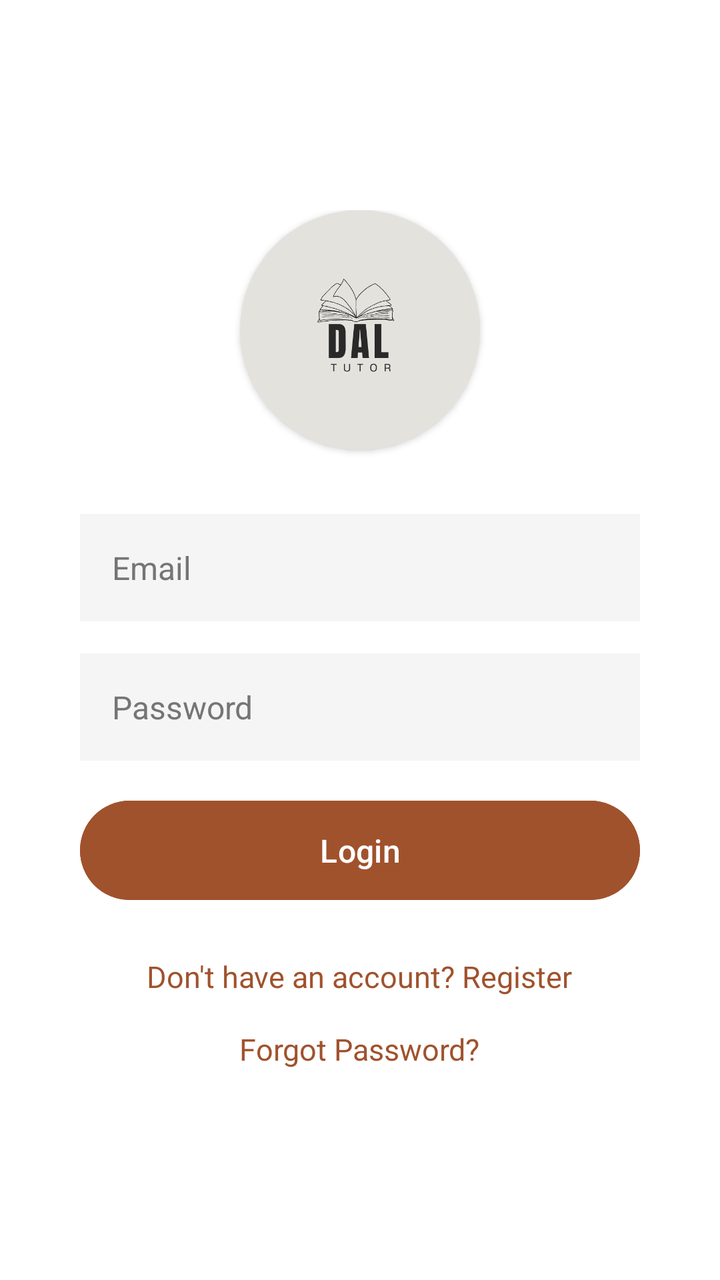
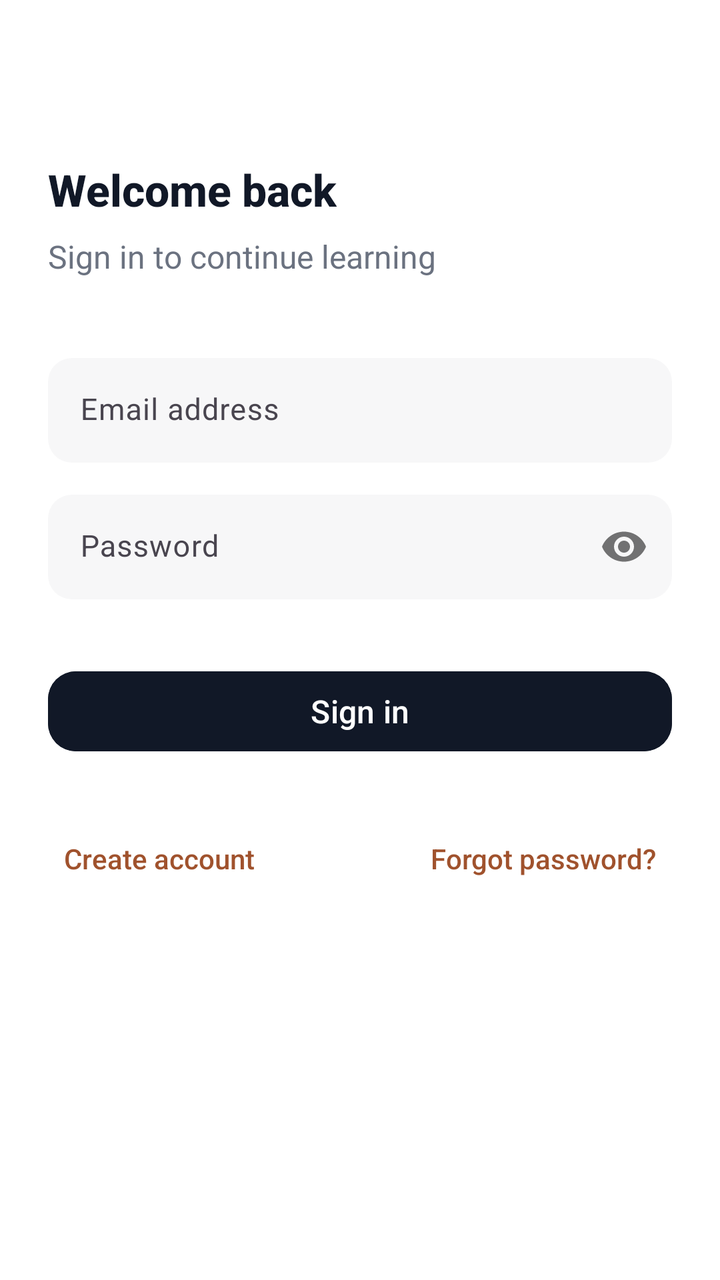

Screens rendered from an Android XML layout before and after an edit, with the pre-edit source and the edit as a unified diff.
<!-- AndroidManifest.xml: application theme Theme.Csci3130Group1 -->
<!-- res/layout/activity_login.xml -->
<?xml version="1.0" encoding="utf-8"?>
<RelativeLayout xmlns:android="http://schemas.android.com/apk/res/android"
    xmlns:app="http://schemas.android.com/apk/res-auto"
    xmlns:tools="http://schemas.android.com/tools"
    android:layout_width="match_parent"
    android:layout_height="match_parent"
    android:background="#FFFFFF"
    android:padding="24dp"
    tools:context=".LoginActivity">

    <LinearLayout
        android:layout_width="match_parent"
        android:layout_height="wrap_content"
        android:layout_centerInParent="true"
        android:gravity="center"
        android:orientation="vertical"
        android:padding="16dp">

        
        <androidx.cardview.widget.CardView
            android:id="@+id/logo_container"
            android:layout_width="120dp"
            android:layout_height="120dp"
            app:cardCornerRadius="60dp"
            app:cardElevation="2dp"
            android:layout_marginBottom="32dp"
            app:cardBackgroundColor="#e4e2dd">

            <ImageView
                android:id="@+id/imageView4"
                android:layout_width="match_parent"
                android:layout_height="match_parent"
                android:src="@drawable/app_icon"
                android:scaleType="centerInside"
                android:padding="12dp" />
        </androidx.cardview.widget.CardView>

        <EditText
            android:id="@+id/username_input"
            android:layout_width="match_parent"
            android:layout_height="wrap_content"
            android:background="#F5F5F5"
            android:hint="Email"
            android:inputType="textEmailAddress"
            android:padding="16dp"
            android:layout_marginBottom="16dp"
            android:textColor="@android:color/black"
            android:textColorHint="#757575"
            android:textSize="16sp" />

        <EditText
            android:id="@+id/password_input"
            android:layout_width="match_parent"
            android:layout_height="wrap_content"
            android:layout_marginBottom="16dp"
            android:background="#F5F5F5"
            android:hint="Password"
            android:inputType="textPassword"
            android:padding="16dp"
            android:textColor="@android:color/black"
            android:textColorHint="#757575"
            android:textSize="16sp" />

        

        <Button
            android:id="@+id/button2"
            android:layout_width="match_parent"
            android:layout_height="wrap_content"
            android:layout_marginBottom="24dp"
            android:text="Login"
            android:padding="14dp"
            android:backgroundTint="#A0522D"
            android:textColor="@android:color/white"
            android:textSize="16sp" />

        <TextView
            android:id="@+id/register_text"
            android:layout_width="wrap_content"
            android:layout_height="wrap_content"
            android:text="Don't have an account? Register"
            android:textColor="#A0522D"
            android:textSize="15sp"
            android:layout_marginBottom="16dp"
            android:clickable="true"
            android:focusable="true"/>

        <TextView
            android:id="@+id/forgot_password"
            android:layout_width="wrap_content"
            android:layout_height="wrap_content"
            android:text="Forgot Password?"
            android:textColor="#A0522D"
            android:textSize="15sp"
            android:clickable="true"
            android:focusable="true" />
    </LinearLayout>
</RelativeLayout>
<!-- resources referenced by this layout -->
<resources>
  <!-- drawable app_icon: png bitmap (drawable, 18173 bytes) -->
  <style name="Theme.Csci3130Group1" parent="Base.Theme.Csci3130Group1" />
  <style name="Base.Theme.Csci3130Group1" parent="Theme.Material3.DayNight.NoActionBar">
          
          <item name="colorPrimary">#111827</item>
          <item name="colorOnPrimary">#FFFFFF</item>
          <item name="colorSecondary">#6B7280</item>
          <item name="colorOnSecondary">#FFFFFF</item>
          
          <item name="colorPrimaryContainer">#F3F4F6</item>
          <item name="colorOnPrimaryContainer">#111827</item>
          <item name="colorSecondaryContainer">#F3F4F6</item>
          <item name="colorOnSecondaryContainer">#111827</item>
          <item name="colorTertiary">#9CA3AF</item>
          <item name="colorSurface">#FFFFFF</item>
          <item name="colorOnSurface">#111827</item>
          <item name="colorOutline">#E5E7EB</item>
          <item name="android:navigationBarColor">#FFFFFF</item>
          <item name="android:statusBarColor">#FFFFFF</item>
      </style>
</resources>

<!-- the commit's change to res/layout/activity_login.xml (unified diff, before → after) -->
@@ -1,98 +1,151 @@
 <?xml version="1.0" encoding="utf-8"?>
-<RelativeLayout xmlns:android="http://schemas.android.com/apk/res/android"
+<ScrollView xmlns:android="http://schemas.android.com/apk/res/android"
     xmlns:app="http://schemas.android.com/apk/res-auto"
     xmlns:tools="http://schemas.android.com/tools"
     android:layout_width="match_parent"
     android:layout_height="match_parent"
     android:background="#FFFFFF"
-    android:padding="24dp"
+    android:fillViewport="true"
     tools:context=".LoginActivity">
 
     <LinearLayout
         android:layout_width="match_parent"
         android:layout_height="wrap_content"
-        android:layout_centerInParent="true"
-        android:gravity="center"
         android:orientation="vertical"
-        android:padding="16dp">
+        android:paddingHorizontal="24dp"
+        android:paddingTop="80dp"
+        android:paddingBottom="32dp">
 
         
-        <androidx.cardview.widget.CardView
-            android:id="@+id/logo_container"
-            android:layout_width="120dp"
-            android:layout_height="120dp"
-            app:cardCornerRadius="60dp"
-            app:cardElevation="2dp"
-            android:layout_marginBottom="32dp"
-            app:cardBackgroundColor="#e4e2dd">
+        <TextView
+            android:layout_width="wrap_content"
+            android:layout_height="wrap_content"
+            android:text="Welcome back"
+            android:textSize="22sp"
+            android:fontFamily="sans-serif-medium"
+            android:textStyle="bold"
+            android:textColor="#111827"
+            android:layout_marginBottom="8dp"/>
 
-            <ImageView
-                android:id="@+id/imageView4"
-                android:layout_width="match_parent"
-                android:layout_height="match_parent"
-                android:src="@drawable/app_icon"
-                android:scaleType="centerInside"
-                android:padding="12dp" />
-        </androidx.cardview.widget.CardView>
+        <TextView
+            android:layout_width="wrap_content"
+            android:layout_height="wrap_content"
+            android:text="Sign in to continue learning"
+            android:textSize="16sp"
+            android:textColor="#6B7280"
+            android:layout_marginBottom="40dp"/>
 
-        <EditText
-            android:id="@+id/username_input"
-            android:layout_width="match_parent"
-            android:layout_height="wrap_content"
-            android:background="#F5F5F5"
-            android:hint="Email"
-            android:inputType="textEmailAddress"
-            android:padding="16dp"
-            android:layout_marginBottom="16dp"
-            android:textColor="@android:color/black"
-            android:textColorHint="#757575"
-            android:textSize="16sp" />
-
-        <EditText
-            android:id="@+id/password_input"
+        
+        <com.google.android.material.textfield.TextInputLayout
             android:layout_width="match_parent"
             android:layout_height="wrap_content"
             android:layout_marginBottom="16dp"
-            android:background="#F5F5F5"
-            android:hint="Password"
-            android:inputType="textPassword"
-            android:padding="16dp"
-            android:textColor="@android:color/black"
-            android:textColorHint="#757575"
-            android:textSize="16sp" />
+            app:boxBackgroundMode="filled"
+            app:boxBackgroundColor="#F7F7F8"
+            app:boxStrokeWidth="0dp"
+            app:boxStrokeWidthFocused="1dp"
+            app:boxStrokeColor="#E5E7EB"
+            app:boxCornerRadiusTopStart="12dp"
+            app:boxCornerRadiusTopEnd="12dp"
+            app:boxCornerRadiusBottomStart="12dp"
+            app:boxCornerRadiusBottomEnd="12dp"
+            app:hintTextColor="#6F7780">
+
+            <com.google.android.material.textfield.TextInputEditText
+                android:id="@+id/username_input"
+                android:layout_width="match_parent"
+                android:layout_height="wrap_content"
+                android:hint="Email address"
+                android:textSize="15sp"
+                android:textColor="#2D333A"
+                android:fontFamily="sans-serif"
+                android:inputType="textEmailAddress"
+                android:padding="16dp" />
+        </com.google.android.material.textfield.TextInputLayout>
 
         
+        <com.google.android.material.textfield.TextInputLayout
+            android:layout_width="match_parent"
+            android:layout_height="wrap_content"
+            android:layout_marginBottom="32dp"
+            app:boxBackgroundMode="filled"
+            app:boxBackgroundColor="#F7F7F8"
+            app:boxStrokeWidth="0dp"
+            app:boxStrokeWidthFocused="1dp"
+            app:boxStrokeColor="#E5E7EB"
+            app:boxCornerRadiusTopStart="12dp"
+            app:boxCornerRadiusTopEnd="12dp"
+            app:boxCornerRadiusBottomStart="12dp"
+            app:boxCornerRadiusBottomEnd="12dp"
+            app:hintTextColor="#6F7780"
+            app:passwordToggleEnabled="true">
 
+            <com.google.android.material.textfield.TextInputEditText
+                android:id="@+id/password_input"
+                android:layout_width="match_parent"
+                android:layout_height="wrap_content"
+                android:hint="Password"
+                android:textSize="15sp"
+                android:textColor="#2D333A"
+                android:fontFamily="sans-serif"
+                android:inputType="textPassword"
+                android:padding="16dp" />
+        </com.google.android.material.textfield.TextInputLayout>
+
+        
         <Button
             android:id="@+id/button2"
+            style="@style/Widget.Material3.Button"
             android:layout_width="match_parent"
             android:layout_height="wrap_content"
-            android:layout_marginBottom="24dp"
-            android:text="Login"
-            android:padding="14dp"
-            android:backgroundTint="#A0522D"
-            android:textColor="@android:color/white"
-            android:textSize="16sp" />
+            android:text="Sign in"
+            android:textAllCaps="false"
+            android:textColor="#FFFFFF"
+            android:backgroundTint="#111827"
+            app:rippleColor="@color/btn_black_ripple"
+            app:cornerRadius="14dp"
+            android:textSize="16sp"
+            android:fontFamily="sans-serif-medium"
+            android:layout_marginBottom="32dp"/>
 
-        <TextView
-            android:id="@+id/register_text"
-            android:layout_width="wrap_content"
+        
+        <LinearLayout
+            android:layout_width="match_parent"
             android:layout_height="wrap_content"
-            android:text="Don't have an account? Register"
-            android:textColor="#A0522D"
-            android:textSize="15sp"
-            android:layout_marginBottom="16dp"
-            android:clickable="true"
-            android:focusable="true"/>
+            android:orientation="horizontal"
+            android:gravity="center_vertical">
 
-        <TextView
-            android:id="@+id/forgot_password"
-            android:layout_width="wrap_content"
-            android:layout_height="wrap_content"
-            android:text="Forgot Password?"
-            android:textColor="#A0522D"
-            android:textSize="15sp"
-            android:clickable="true"
-            android:focusable="true" />
+            
+            <TextView
+                android:id="@+id/register_text"
+                android:layout_width="wrap_content"
+                android:layout_height="wrap_content"
+                android:text="Create account"
+                android:textColor="#A0522D"
+                android:textSize="14sp"
+                android:padding="8dp"
+                android:fontFamily="sans-serif-medium"
+                android:clickable="true"
+                android:focusable="true"/>
+
+            
+            <View
+                android:layout_width="0dp"
+                android:layout_height="1dp"
+                android:layout_weight="1"/>
+
+            
+            <TextView
+                android:id="@+id/forgot_password"
+                android:layout_width="wrap_content"
+                android:layout_height="wrap_content"
+                android:text="Forgot password?"
+                android:textColor="#A0522D"
+                android:textSize="14sp"
+                android:padding="8dp"
+                android:fontFamily="sans-serif-medium"
+                android:clickable="true"
+                android:focusable="true" />
+        </LinearLayout>
     </LinearLayout>
-</RelativeLayout>
+</ScrollView>
<!-- resource entries referenced after the edit -->
@@ -1,6 +1,5 @@
 <!-- resources referenced by this layout -->
 <resources>
-  <!-- drawable app_icon: png bitmap (drawable, 18173 bytes) -->
   <style name="Theme.Csci3130Group1" parent="Base.Theme.Csci3130Group1" />
   <style name="Base.Theme.Csci3130Group1" parent="Theme.Material3.DayNight.NoActionBar">
           
